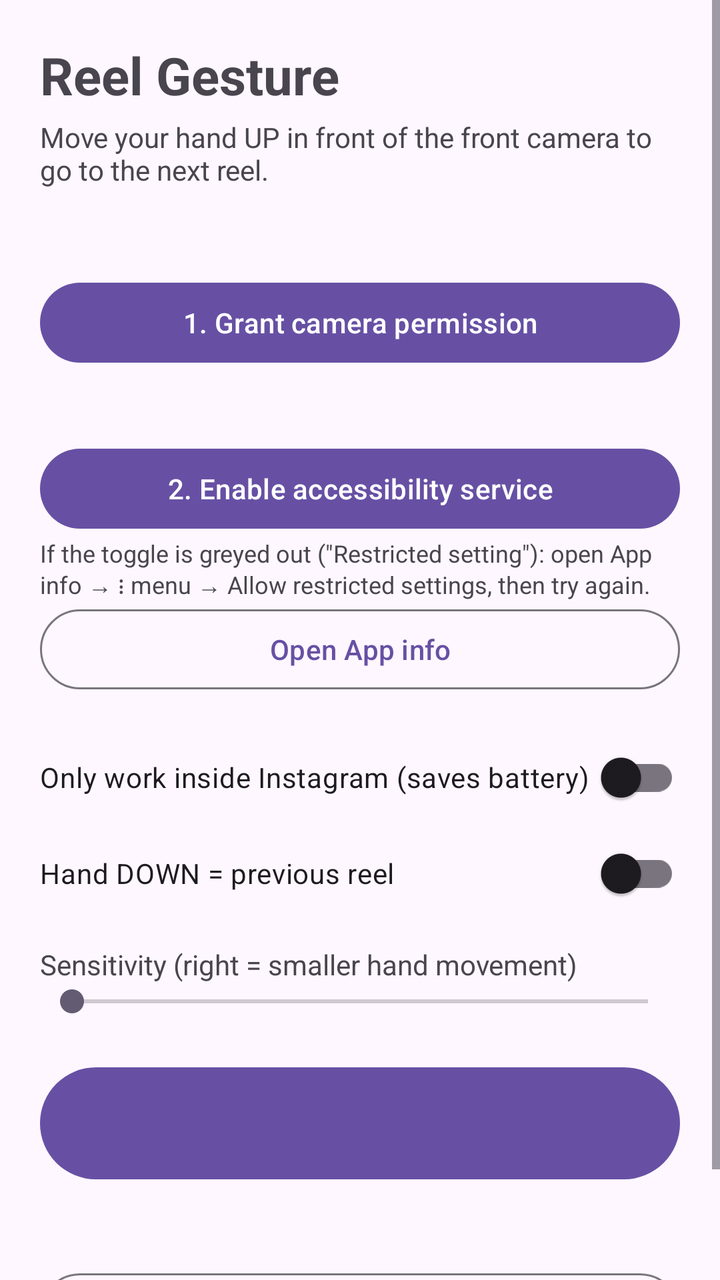
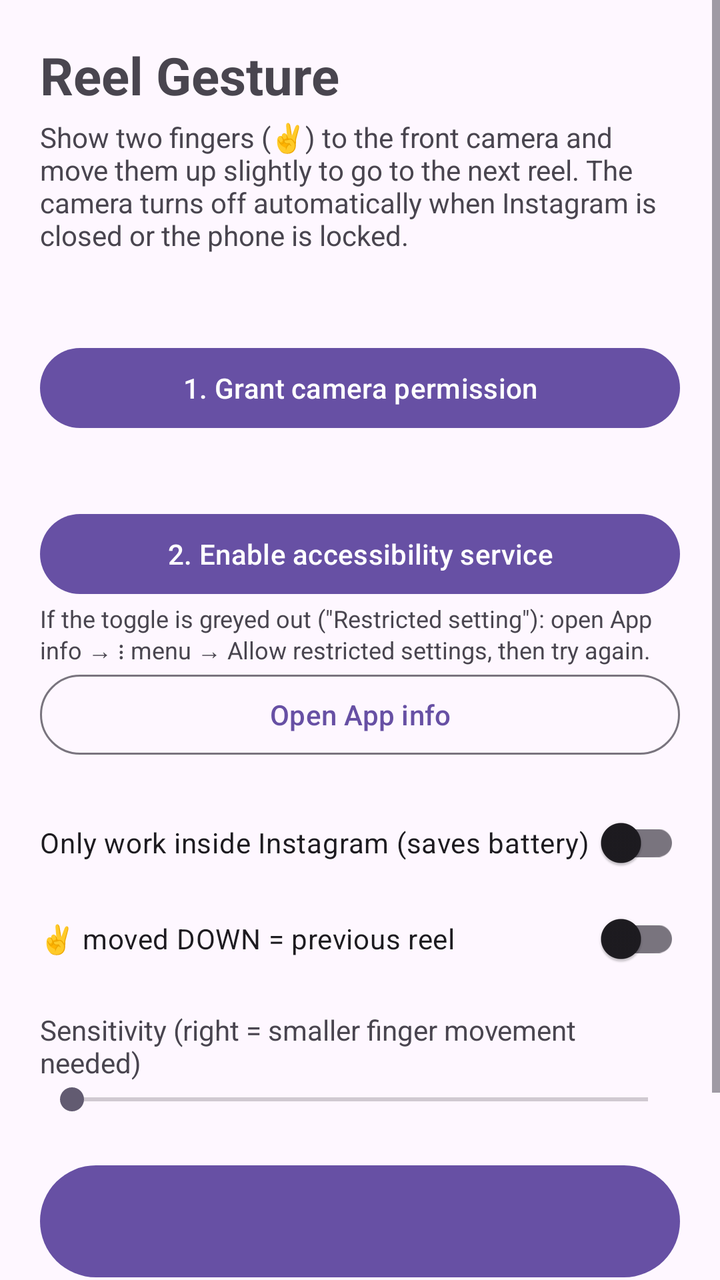

An Android layout rendered at two revisions. The XML below is the earlier revision; the diff shows what the commit changed to produce the second picture.
<!-- AndroidManifest.xml: application theme Theme.ReelGesture -->
<!-- res/layout/activity_main.xml -->
<?xml version="1.0" encoding="utf-8"?>
<ScrollView xmlns:android="http://schemas.android.com/apk/res/android"
    android:layout_width="match_parent"
    android:layout_height="match_parent"
    android:fitsSystemWindows="true">

    <LinearLayout
        android:layout_width="match_parent"
        android:layout_height="wrap_content"
        android:orientation="vertical"
        android:padding="20dp">

        <TextView
            android:layout_width="wrap_content"
            android:layout_height="wrap_content"
            android:text="@string/app_name"
            android:textSize="26sp"
            android:textStyle="bold" />

        <TextView
            android:layout_width="match_parent"
            android:layout_height="wrap_content"
            android:layout_marginTop="4dp"
            android:text="Move your hand UP in front of the front camera to go to the next reel." />

        
        <TextView
            android:id="@+id/cameraStatus"
            android:layout_width="match_parent"
            android:layout_height="wrap_content"
            android:layout_marginTop="24dp"
            android:textStyle="bold" />

        <Button
            android:id="@+id/grantCameraButton"
            android:layout_width="match_parent"
            android:layout_height="wrap_content"
            android:text="1. Grant camera permission" />

        
        <TextView
            android:id="@+id/accessibilityStatus"
            android:layout_width="match_parent"
            android:layout_height="wrap_content"
            android:layout_marginTop="16dp"
            android:textStyle="bold" />

        <Button
            android:id="@+id/accessibilityButton"
            android:layout_width="match_parent"
            android:layout_height="wrap_content"
            android:text="2. Enable accessibility service" />

        <TextView
            android:layout_width="match_parent"
            android:layout_height="wrap_content"
            android:text="If the toggle is greyed out (&quot;Restricted setting&quot;): open App info → ⋮ menu → Allow restricted settings, then try again."
            android:textSize="12sp" />

        <Button
            android:id="@+id/appInfoButton"
            style="?attr/materialButtonOutlinedStyle"
            android:layout_width="match_parent"
            android:layout_height="wrap_content"
            android:text="Open App info" />

        
        <androidx.appcompat.widget.SwitchCompat
            android:id="@+id/instagramOnlySwitch"
            android:layout_width="match_parent"
            android:layout_height="wrap_content"
            android:layout_marginTop="16dp"
            android:text="Only work inside Instagram (saves battery)" />

        <androidx.appcompat.widget.SwitchCompat
            android:id="@+id/allowPreviousSwitch"
            android:layout_width="match_parent"
            android:layout_height="wrap_content"
            android:text="Hand DOWN = previous reel" />

        <TextView
            android:layout_width="match_parent"
            android:layout_height="wrap_content"
            android:layout_marginTop="12dp"
            android:text="Sensitivity (right = smaller hand movement)" />

        <SeekBar
            android:id="@+id/sensitivitySeek"
            android:layout_width="match_parent"
            android:layout_height="wrap_content"
            android:max="100" />

        
        <Button
            android:id="@+id/startStopButton"
            android:layout_width="match_parent"
            android:layout_height="64dp"
            android:layout_marginTop="20dp"
            android:textSize="18sp" />

        <TextView
            android:id="@+id/serviceStatus"
            android:layout_width="match_parent"
            android:layout_height="wrap_content"
            android:layout_marginTop="8dp" />

        <Button
            android:id="@+id/openInstagramButton"
            style="?attr/materialButtonOutlinedStyle"
            android:layout_width="match_parent"
            android:layout_height="wrap_content"
            android:layout_marginTop="12dp"
            android:text="Open Instagram" />
    </LinearLayout>
</ScrollView>
<!-- resources referenced by this layout -->
<resources>
  <string name="app_name">Reel Gesture</string>
  <style name="Theme.ReelGesture" parent="Theme.Material3.DayNight" />
</resources>

<!-- the commit's change to res/layout/activity_main.xml (unified diff, before → after) -->
@@ -21,7 +21,7 @@
             android:layout_width="match_parent"
             android:layout_height="wrap_content"
             android:layout_marginTop="4dp"
-            android:text="Move your hand UP in front of the front camera to go to the next reel." />
+            android:text="Show two fingers (✌) to the front camera and move them up slightly to go to the next reel. The camera turns off automatically when Instagram is closed or the phone is locked." />
 
         
         <TextView
@@ -76,13 +76,13 @@
             android:id="@+id/allowPreviousSwitch"
             android:layout_width="match_parent"
             android:layout_height="wrap_content"
-            android:text="Hand DOWN = previous reel" />
+            android:text="✌ moved DOWN = previous reel" />
 
         <TextView
             android:layout_width="match_parent"
             android:layout_height="wrap_content"
             android:layout_marginTop="12dp"
-            android:text="Sensitivity (right = smaller hand movement)" />
+            android:text="Sensitivity (right = smaller finger movement needed)" />
 
         <SeekBar
             android:id="@+id/sensitivitySeek"
